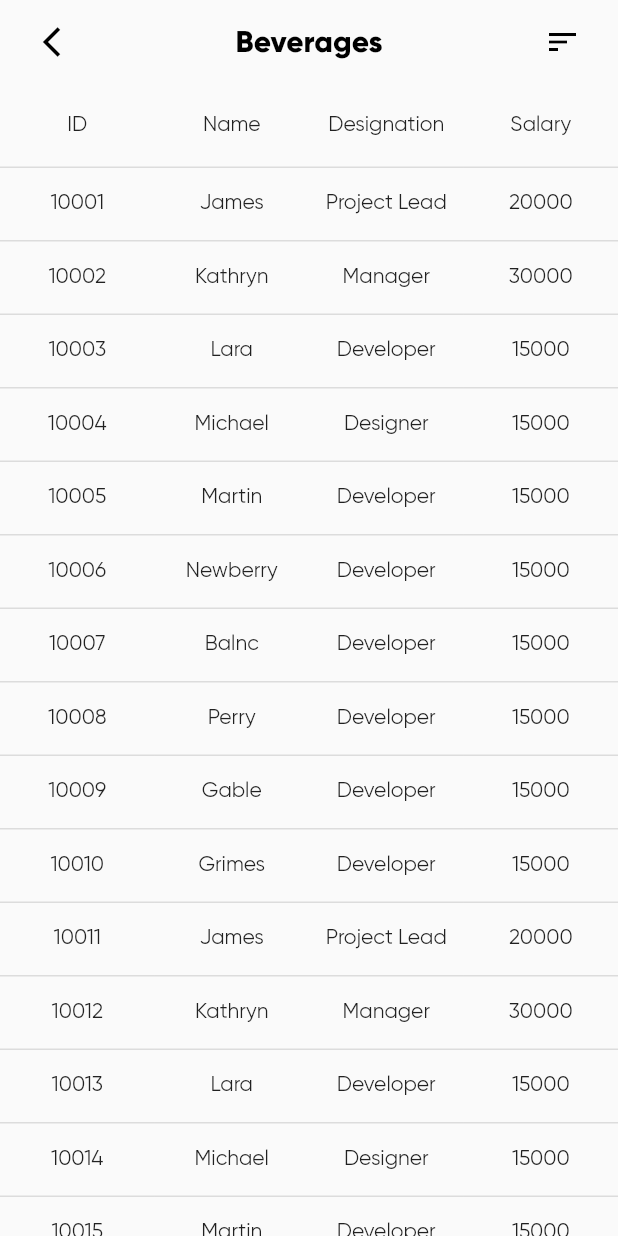
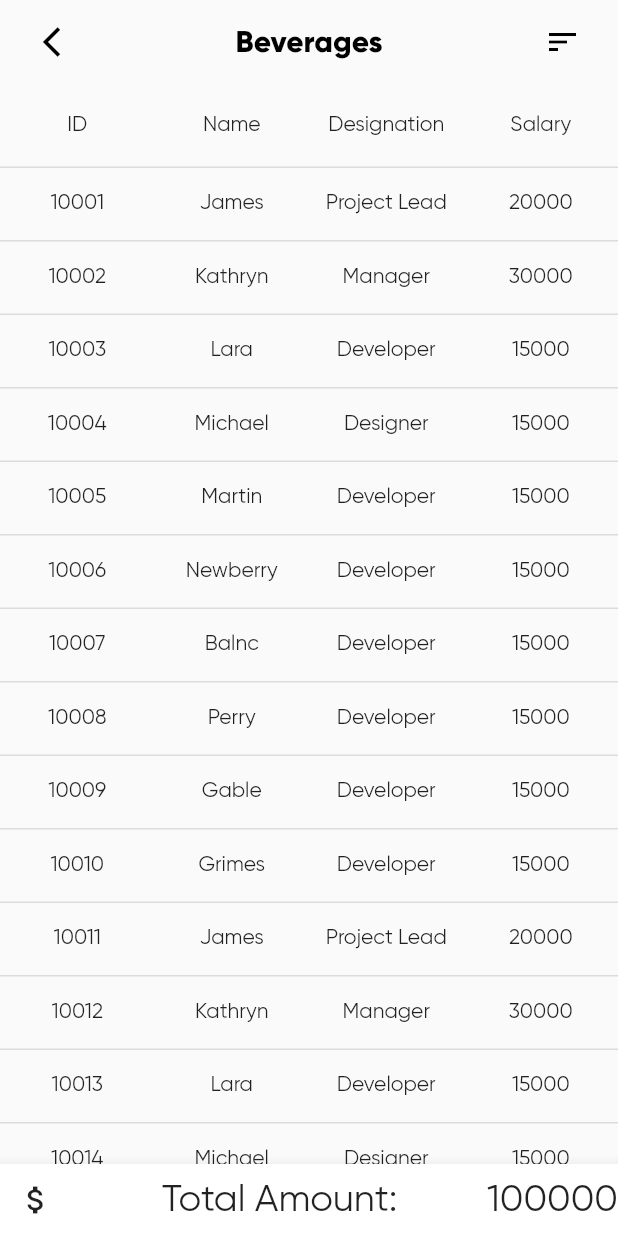
Before and after one commit to developerNkya/meter_reports, a Flutter app: the CategoryItemsScreen screen opened directly, on a phone screen of 412 x 824 dp. Run offline on Flutter 3.47's test engine with Material 2 defaults, Android fonts, the light colour scheme and no system bars; drawn by our look-alikes of syncfusion_flutter_datagrid; our stand-ins replace anim_search_bar, dropdown_button2, flutter_svg, grouped_list; missing offline and left inert: flutter_date_pickers.

Commit message:
changed_table view

```diff
--- a/lib/screens/category_items_screen.dart
+++ b/lib/screens/category_items_screen.dart
@@ -73,7 +73,9 @@ class _CategoryItemsScreenState extends State<CategoryItemsScreen> {
           ),
         ),
       ),
-      body: SfDataGrid(
+      body: Stack(
+        children: [
+          SfDataGrid(
             source: employeeDataSource,
             columnWidthMode: ColumnWidthMode.fill,
             columns: <GridColumn>[
@@ -106,6 +108,31 @@ class _CategoryItemsScreenState extends State<CategoryItemsScreen> {
                       padding: EdgeInsets.all(8.0),
                       alignment: Alignment.center,
                       child: Text('Salary'))),
+            ],
+          ),
+          Positioned(
+            left: 0,
+            right: 0,
+            bottom: 0,
+            child: BottomAppBar(
+              child: Row(
+                mainAxisAlignment: MainAxisAlignment.spaceBetween,
+                children: [
+                  IconButton(
+                    icon: Icon(Icons.attach_money),
+                    onPressed: () {},
+                  ),
+                  Text('Total Amount:',
+                    style: TextStyle(fontSize: 25),
+                  ),
+                  Text('100000',
+                    style: TextStyle(fontSize: 25),
+                  )
+
+                ],
+              ),
+            ),
+          ),
         ],
       ),
     );
@@ -147,6 +174,7 @@ class _CategoryItemsScreenState extends State<CategoryItemsScreen> {
 
     ];
   }
+
 }
 
 
@@ -170,6 +198,8 @@ class Employee {
   /// Salary of an employee.
   final int salary;
 }
+
+
 
 /// An object to set the employee collection data source to the datagrid. This
 /// is used to map the employee data to the datagrid widget.
```
Also changed, not shown: lib/screens/filter_screen.dart (+13 -26 lines), lib/screens/product_details/test.dart (deleted, +0 -136 lines). Lines whose indentation alone changed are shown as unchanged.
